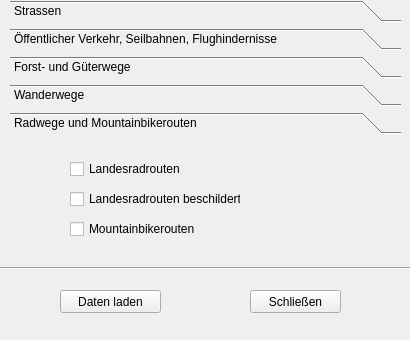
Before: the Qt Designer form tools/gui_verkehr.ui in klausib/VogisMenu, drawn with Qt 5.
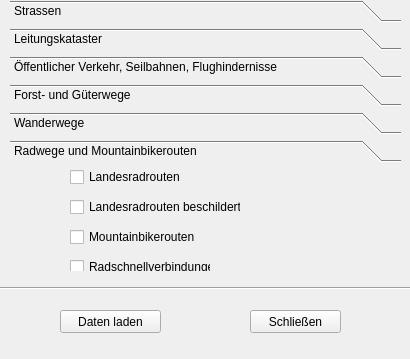
After: the same form once the commit is applied. The open tabs and pages were chosen to show the change.

The edit to the form file:
```diff
--- a/tools/gui_verkehr.ui
+++ b/tools/gui_verkehr.ui
@@ -7,7 +7,7 @@
     <x>0</x>
     <y>0</y>
     <width>410</width>
-    <height>340</height>
+    <height>359</height>
    </rect>
   </property>
   <property name="windowTitle">
@@ -19,7 +19,7 @@
      <x>10</x>
      <y>0</y>
      <width>391</width>
-     <height>251</height>
+     <height>271</height>
     </rect>
    </property>
    <property name="currentIndex">
@@ -79,6 +79,27 @@
      </attribute>
     </widget>
    </widget>
+   <widget class="QWidget" name="page_6">
+    <attribute name="label">
+     <string>Leitungskataster</string>
+    </attribute>
+    <widget class="QCheckBox" name="ckBeleuchtungsanlagen">
+     <property name="geometry">
+      <rect>
+       <x>30</x>
+       <y>20</y>
+       <width>281</width>
+       <height>18</height>
+      </rect>
+     </property>
+     <property name="text">
+      <string>Beleuchtungsanlagen</string>
+     </property>
+     <attribute name="buttonGroup">
+      <string>ckButtons</string>
+     </attribute>
+    </widget>
+   </widget>
    <widget class="QWidget" name="page_5">
     <property name="geometry">
      <rect>
@@ -271,7 +292,7 @@
       <x>0</x>
       <y>0</y>
       <width>391</width>
-      <height>116</height>
+      <height>109</height>
      </rect>
     </property>
     <attribute name="label">
@@ -281,7 +302,7 @@
      <property name="geometry">
       <rect>
        <x>60</x>
-       <y>80</y>
+       <y>60</y>
        <width>141</width>
        <height>18</height>
       </rect>
@@ -297,7 +318,7 @@
      <property name="geometry">
       <rect>
        <x>60</x>
-       <y>20</y>
+       <y>0</y>
        <width>141</width>
        <height>18</height>
       </rect>
@@ -313,7 +334,7 @@
      <property name="geometry">
       <rect>
        <x>60</x>
-       <y>50</y>
+       <y>30</y>
        <width>171</width>
        <height>18</height>
       </rect>
@@ -325,13 +346,29 @@
       <string>ckButtons</string>
      </attribute>
     </widget>
+    <widget class="QCheckBox" name="ckRadschnellverbindungen">
+     <property name="geometry">
+      <rect>
+       <x>60</x>
+       <y>90</y>
+       <width>141</width>
+       <height>18</height>
+      </rect>
+     </property>
+     <property name="text">
+      <string>Radschnellverbindungen</string>
+     </property>
+     <attribute name="buttonGroup">
+      <string>ckButtons</string>
+     </attribute>
+    </widget>
    </widget>
   </widget>
   <widget class="QPushButton" name="btnRadAbbrechen">
    <property name="geometry">
     <rect>
      <x>250</x>
-     <y>290</y>
+     <y>310</y>
      <width>91</width>
      <height>23</height>
     </rect>
@@ -344,7 +381,7 @@
    <property name="geometry">
     <rect>
      <x>60</x>
-     <y>290</y>
+     <y>310</y>
      <width>101</width>
      <height>23</height>
     </rect>
@@ -357,7 +394,7 @@
    <property name="geometry">
     <rect>
      <x>0</x>
-     <y>260</y>
+     <y>280</y>
      <width>411</width>
      <height>16</height>
     </rect>
```
Left out of the diff: 30 changed lines with no effect on the pictures.
